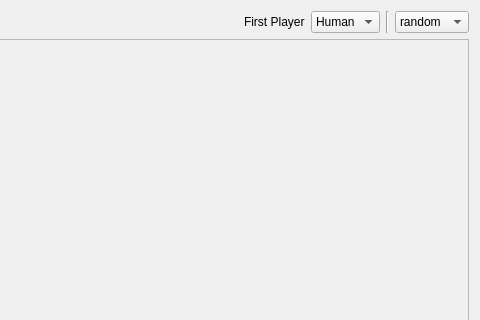
Qt form gamingWorkout/rastros/rastros.ui (afonsonf/gamingworkout) before a commit; both pictures show x 197 to 677 and y 0 to 320 of the 677 by 429 pixel window.
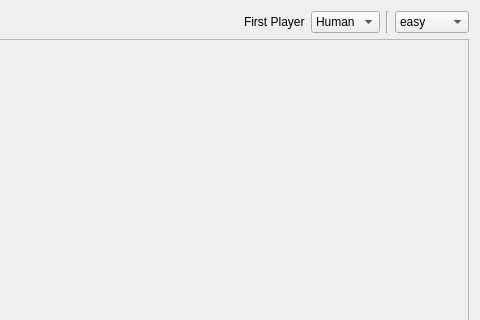
The same form after that commit.

```diff
--- a/gamingWorkout/rastros/rastros.ui
+++ b/gamingWorkout/rastros/rastros.ui
@@ -93,11 +93,6 @@
      </item>
      <item>
       <widget class="QComboBox" name="comboBox">
-       <item>
-        <property name="text">
-         <string>random</string>
-        </property>
-       </item>
        <item>
         <property name="text">
          <string>easy</string>
```
